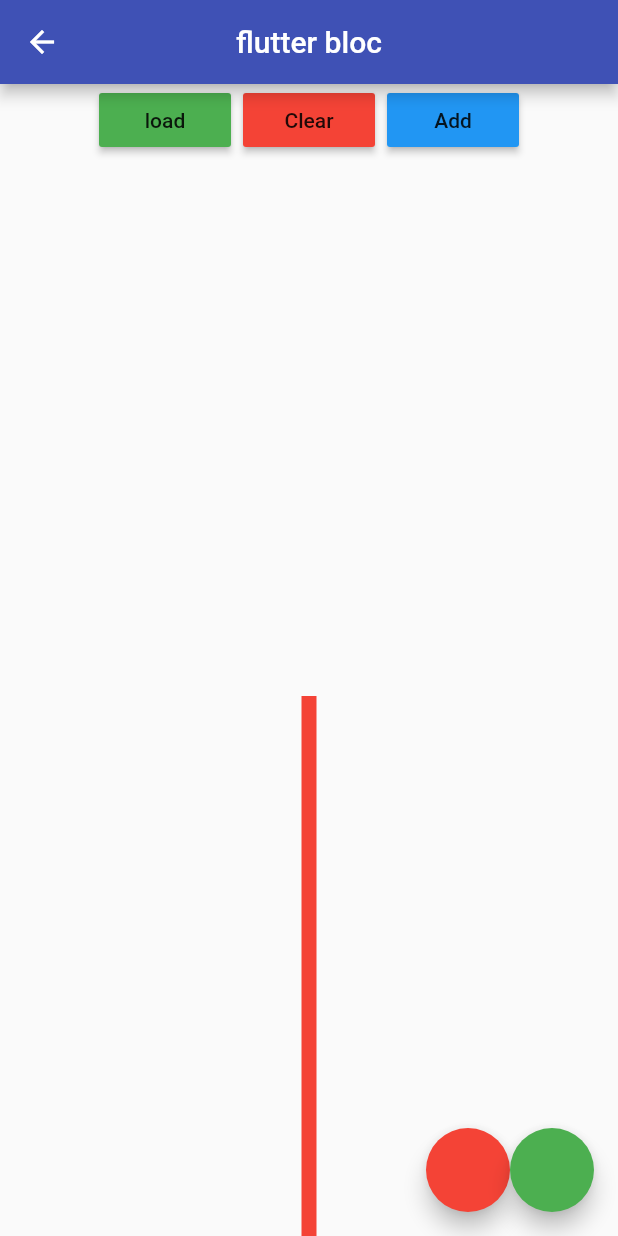
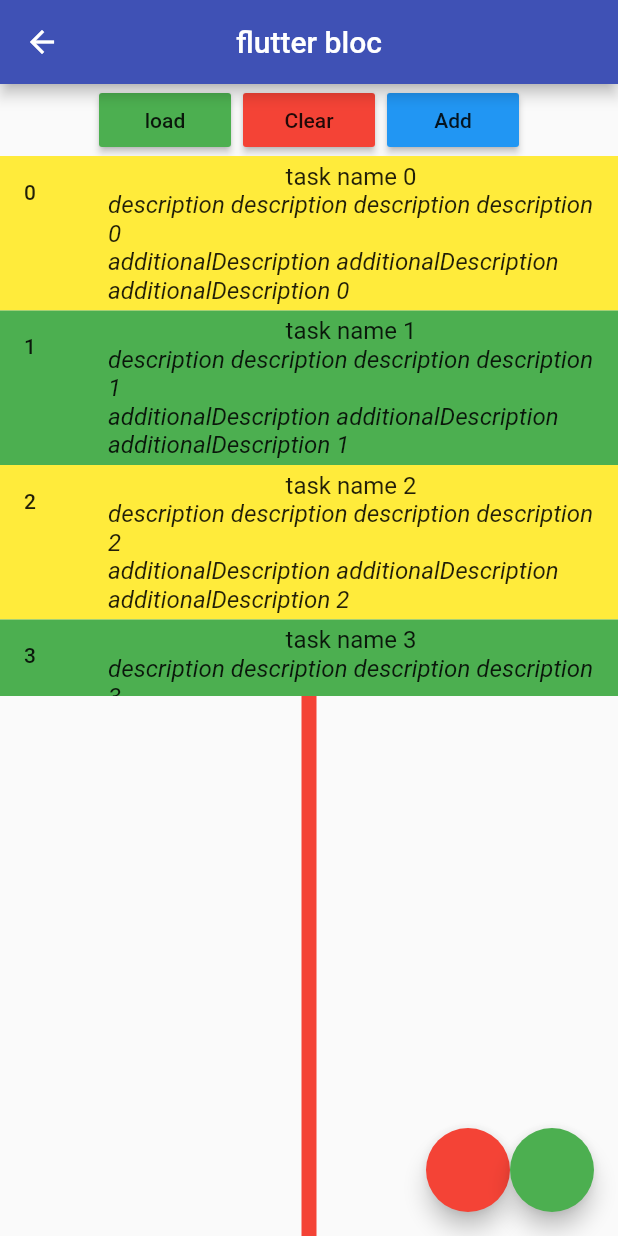
Before and after one commit to neo321654/synccards, a Flutter app: the FlutterBlocPage screen opened directly, after a tap on "load", on a phone screen of 412 x 824 dp. Run offline on Flutter 3.47's test engine with Material 2 defaults, Android fonts, the phone set to English and light mode, and no system bars; our stand-ins replace flutter_bloc, moor_flutter, rxdart; generated files the repository leaves out were written again.

Commit message:
произвожу рефакторинг

```diff
--- a/lib/main.dart
+++ b/lib/main.dart
@@ -4,7 +4,6 @@ import 'pages/to_do_page.dart';
 import 'package:flutter_gen/gen_l10n/app_localizations.dart';
 
 void main() {
-
   runApp(new MaterialApp(
     debugShowCheckedModeBanner: false,
     localizationsDelegates: [
@@ -24,7 +23,7 @@ void main() {
     theme: ThemeData(
         primarySwatch: Colors.indigo,
         textTheme: TextTheme(
-            // center text style
+          // center text style
             caption: TextStyle(color: Colors.white),
             // Side text style
             bodyText2: TextStyle(color: Colors.white))),
--- /dev/null
+++ b/lib/model/bloc/task.dart
@@ -0,0 +1,21 @@
+class Task {
+  int id;
+  String name;
+  String description;
+  String? additionalDescription;
+
+  Task(
+      {required this.id,
+      required this.name,
+      required this.description,
+      required this.additionalDescription});
+
+  factory Task.fromJson(Map<String, dynamic> json) {
+    return Task(
+      id: json["id"],
+      name: json["url"],
+      description: json["title"],
+      additionalDescription: json["body"],
+    );
+  }
+}
--- a/lib/model/bloc/user.dart
+++ /dev/null
@@ -1,24 +0,0 @@
-class User {
-  int id;
-  String name;
-  String email;
-  String? phone;
-
-  User(
-      {required this.id,
-      required this.name,
-      required this.email,
-      required this.phone});
-
-  factory User.fromJson(Map<String, dynamic> json) {
-    return User(
-      id: json["id"],
-      // name: json["name"],
-      // email: json["email"],
-      // phone: json["phone"],
-      name: json["url"],
-      email: json["title"],
-      phone: json["body"],
-    );
-  }
-}
--- a/lib/model/bloc/user_bloc.dart
+++ b/lib/model/bloc/user_bloc.dart
@@ -1,5 +1,5 @@
 import 'package:flutter_bloc/flutter_bloc.dart';
-import 'package:synccards/model/bloc/user.dart';
+import 'package:synccards/model/bloc/task.dart';
 import 'package:synccards/model/bloc/user_event.dart';
 import 'package:synccards/model/bloc/user_state.dart';
 import 'package:synccards/services/user_repository.dart';
@@ -14,12 +14,11 @@ class UserBloc extends Bloc<UserEvent, UserState> {
     if (event is UserLoadEvent) {
       yield UserLoadingState();
       try {
-        print("catch 17");
-        final List<User> _loadedUserList = await usersRepository.getAllUsers();
-        print("catch 18");
+
+        final List<Task> _loadedUserList = await usersRepository.getMockUsers();
+
         yield UserLoadedState(loadedUser: _loadedUserList);
       } catch (E) {
-        print("catch 20");
         print(E.toString());
         yield UserErrorState();
       }
--- a/lib/services/user_api_provider.dart
+++ b/lib/services/user_api_provider.dart
@@ -1,38 +1,35 @@
 import 'dart:convert';
 
-import 'package:synccards/model/bloc/user.dart';
+import 'package:synccards/model/bloc/task.dart';
 
 import 'package:http/http.dart' as http;
 
 class UserProvider {
-  Future <List<User>> getUser() async {
+  Future <List<Task>> getUser() async {
     final response = await http.get(
-        Uri.parse("https://api.github.com/repos/neo321654/synccards/issues"),
-        headers:<String, String>{'Accept': 'application/vnd.github.v3+json','Authorization': 'token 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'}
+        Uri.parse("https://api.github.com/orgs/neo3216541/projects"),
+        headers:<String, String>{'Accept': 'application/vnd.github.inertia-preview+json'
+        ,"Authorization": "token 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"}
     );
     print(response);
     if (response.statusCode==200) {
       print("response == 200");
       final List<dynamic> userJson = json.decode(response.body);
-      return userJson.map((json) => User.fromJson(json)).toList();
+      return userJson.map((json) => Task.fromJson(json)).toList();
     }else{
       print("response == exception");
       throw Exception("exception");
     }
 // return [User(id: 3,email: "334",name: "fdf", phone: "434")];
   }
+  Future <List<Task>> getMockUsers()async{
 
-  // await octokit.request('POST /repos/{owner}/{repo}/issues', {
-  // owner: 'octocat',
-  // repo: 'hello-world',
-  // title: 'title'
-  // })
+    return new List<Task>.generate(10, (i) => Task(id: i,description: "description description description description $i",name: "task name $i", additionalDescription: "additionalDescription additionalDescription additionalDescription $i"));
 
-  // Future  addIssue() async {
-  //   var url = Uri.parse('https://api.github.com/repos/neo321654/synccards/issues');
-  //   var title1 = {'title': 'titl111112e'};
-  //   var response = await http.post(url, body: title1);
-  // }
+
+  }
+
+
 
   Future<http.Response> addIssue() {
     return http.post(
@@ -42,11 +39,15 @@ class UserProvider {
     Uri.parse('https://api.github.com/repos/neo321654/synccards/issues'),
       headers: <String, String>{
         'Accept': 'application/vnd.github.v3+json',
+        'repo': 'sync',
+        'progects': 'sync',
+        'path': '/neo321654/synccards/issues',
+
         "Authorization": "token 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"
 
       },
       body: jsonEncode(<String, String>{
-       'title': 'titlenewisu2e',
+       'title': 'last Title11',
 
       }),
     );
--- a/lib/services/user_repository.dart
+++ b/lib/services/user_repository.dart
@@ -1,9 +1,10 @@
-import 'package:synccards/model/bloc/user.dart';
+import 'package:synccards/model/bloc/task.dart';
 import 'package:synccards/services/user_api_provider.dart';
 
 class UsersRepository{
   UserProvider _usersProvider = UserProvider();
- Future<List<User>> getAllUsers()=> _usersProvider.getUser();
+ Future<List<Task>> getAllUsers()=> _usersProvider.getUser();
+ Future<List<Task>> getMockUsers()=> _usersProvider.getMockUsers();
  Future addIssue()=> _usersProvider.addIssue();
 
 }
--- a/lib/widget/blocExample/user_list.dart
+++ b/lib/widget/blocExample/user_list.dart
@@ -36,10 +36,10 @@ class UserList extends StatelessWidget {
                       crossAxisAlignment: CrossAxisAlignment.center,
                       children: [
                         Text(
-                            "${state.loadedUser[index].email}",
+                            "${state.loadedUser[index].description}",
                             style: TextStyle(fontStyle: FontStyle.italic)),
                         Text(
-                          "${state.loadedUser[index].phone}",
+                          "${state.loadedUser[index].additionalDescription}",
                           style: TextStyle(fontStyle: FontStyle.italic),
                         ),
                       ],
```
Also changed, not shown: lib/pages/to_do_page.dart (+5 -5 lines).
